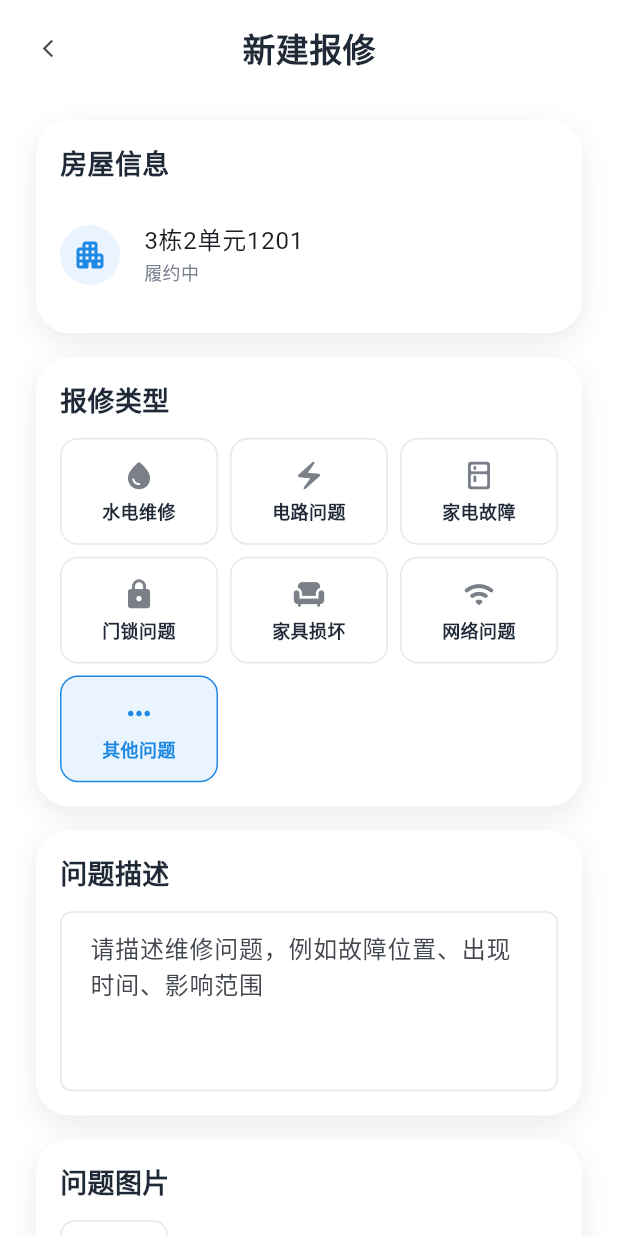
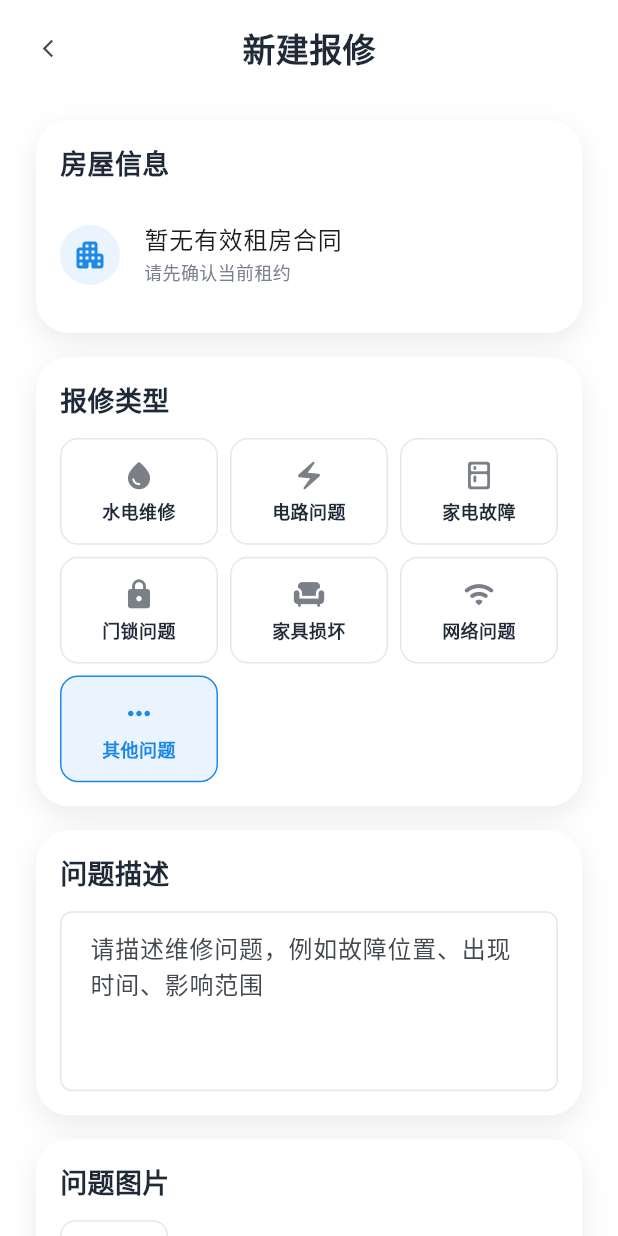
Before and after one commit to KingWFEI/zhuxiang-mobile-app, a Flutter app: the CreateRepairPage screen opened by its route, on a phone screen of 412 x 824 dp. Run offline on Flutter 3.47's test engine with Material 3 defaults, Android fonts, the phone set to English and light mode, and no system bars; our stand-ins replace dio, flutter_riverpod, flutter_secure_storage, go_router, image_picker, permission_handler and 1 more; missing offline and left inert: ttlock_flutter; accounts and stored records are empty; network calls fail.

Commit message:
修复bug

```diff
--- a/lib/app/config/app_config.dart
+++ b/lib/app/config/app_config.dart
@@ -13,7 +13,7 @@ class AppConfig {
 
   static String get baseUrl {
     return switch (currentEnv) {
-      // AppEnv.dev => 'http://10.143.183.201:8000/api',
+      // AppEnv.dev => 'http://10.143.183.109:8000/api',
       AppEnv.dev => 'http://10.143.183.205:8000/api',
       AppEnv.staging => 'https://staging.example.com/api',
       AppEnv.prod => 'https://api.example.com/api',
--- a/lib/features/repair/presentation/pages/create_repair_page.dart
+++ b/lib/features/repair/presentation/pages/create_repair_page.dart
@@ -10,6 +10,7 @@ import '../../../../app/theme/app_shadows.dart';
 import '../../../../app/theme/app_spacing.dart';
 import '../../../../app/theme/app_text_styles.dart';
 import '../../data/providers/repair_providers.dart';
+import '../../data/services/repair_service.dart';
 import '../../domain/entities/repair_order.dart';
 import '../widgets/repair_type_grid.dart';
 
@@ -50,6 +51,7 @@ class _CreateRepairPageState extends ConsumerState<CreateRepairPage> {
   Widget build(BuildContext context) {
     final state = ref.watch(repairControllerProvider);
     final house = state.overview?.currentHouse;
+    final hasCurrentHouse = house != null;
 
     return Scaffold(
       backgroundColor: AppColors.background,
@@ -75,7 +77,14 @@ class _CreateRepairPageState extends ConsumerState<CreateRepairPage> {
                         children: [
                           _CardSection(
                             title: '房屋信息',
-                            child: ListTile(
+                            child: state.isLoading && !hasCurrentHouse
+                                ? const Padding(
+                                    padding: EdgeInsets.symmetric(vertical: 8),
+                                    child: Center(
+                                      child: CircularProgressIndicator(),
+                                    ),
+                                  )
+                                : ListTile(
                                     contentPadding: EdgeInsets.zero,
                                     leading: const CircleAvatar(
                                       backgroundColor: AppColors.primaryLight,
@@ -84,9 +93,12 @@ class _CreateRepairPageState extends ConsumerState<CreateRepairPage> {
                                         color: AppColors.primary,
                                       ),
                                     ),
-                              title: Text(house?.houseName ?? '3栋2单元1201'),
+                                    title: Text(
+                                      house?.houseName ??
+                                          noActiveRepairLeaseMessage,
+                                    ),
                                     subtitle: Text(
-                                house?.leaseStatus ?? '履约中',
+                                      house?.leaseStatus ?? '请先确认当前租约',
                                       style: AppTextStyles.bodySmall,
                                     ),
                                   ),
@@ -179,7 +191,9 @@ class _CreateRepairPageState extends ConsumerState<CreateRepairPage> {
                             child: FilledButton(
                               onPressed: state.isSubmitting
                                   ? null
-                                  : _submitRepair,
+                                  : hasCurrentHouse
+                                  ? _submitRepair
+                                  : null,
                               child: state.isSubmitting
                                   ? const SizedBox(
                                       width: 18,
@@ -227,10 +241,16 @@ class _CreateRepairPageState extends ConsumerState<CreateRepairPage> {
     }
     if (!_formKey.currentState!.validate()) return;
     final house = ref.read(repairControllerProvider).overview?.currentHouse;
+    if (house == null) {
+      ScaffoldMessenger.of(
+        context,
+      ).showSnackBar(const SnackBar(content: Text('暂无有效租房合同，无法提交报修')));
+      return;
+    }
     final request = CreateRepairRequest(
-      houseId: house?.houseId ?? 'house-001',
-      houseName: house?.houseName ?? '3栋2单元1201',
-      roomName: house?.roomName ?? '3栋2单元1201',
+      houseId: house.houseId,
+      houseName: house.houseName,
+      roomName: house.roomName,
       repairType: _selectedType!,
       description: _descriptionController.text.trim(),
       imageUrls: List.of(_mockImages),
```
Also changed, not shown: lib/features/repair/application/repair_controller.dart (+6 -2 lines), lib/features/repair/data/services/repair_service.dart (+84 -4 lines), lib/features/repair/presentation/pages/repair_service_page.dart (+11 -1 lines), pubspec.lock, 1 other file. Lines whose indentation alone changed are shown as unchanged.
